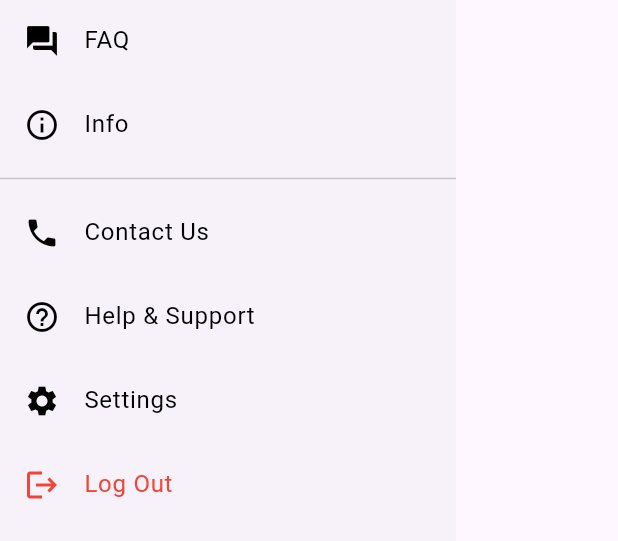
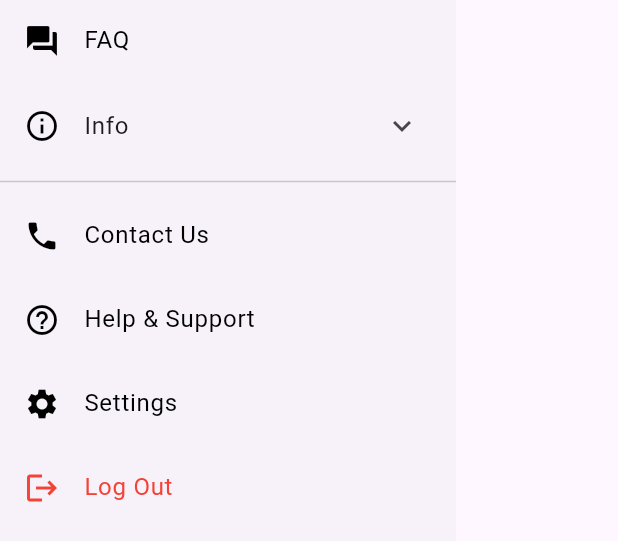
Before and after one commit to Greencreon-LLP-2/Lelam-online-V2, a Flutter app: the AppDrawerWidget widget shown alone on an empty page, opened directly, on a phone screen of 412 x 824 dp. Shown: the part 507-1048 px from the top of the screen. Run offline on Flutter 3.47's test engine with Material 3 defaults, Android fonts, the phone set to English and light mode, and no system bars; our stand-ins replace cached_network_image, go_router.

Commit message:
added info expansion tile expandable

```diff
--- a/lib/feature/home/view/widgets/app_drawer.dart
+++ b/lib/feature/home/view/widgets/app_drawer.dart
@@ -76,15 +76,34 @@ class AppDrawerWidget extends StatelessWidget {
               context.pushNamed(RouteNames.faqPage);
             },
           ),
-          _buildDrawerItem(
-            icon: Icons.info_outlined,
-            title: 'Info',
-            onTap: () {
-              // TODO: Navigate to orders
-              Navigator.pop(context);
-            },
+          ExpansionTile(
+            leading: const Icon(Icons.info_outlined, color: Colors.black),
+            title: const Text('Info'),
+            children: [
+              ListTile(
+                contentPadding: const EdgeInsets.only(left: 72),
+                title: const Text('EULA'),
+                leading: const Icon(
+                  Icons.privacy_tip_outlined,
+                  color: Colors.black,
+                ),
+                onTap: () {
+                  Navigator.pop(context);
+                },
+              ),
+              ListTile(
+                contentPadding: const EdgeInsets.only(left: 72),
+                title: const Text('Privacy Policy'),
+                leading: const Icon(
+                  Icons.privacy_tip_outlined,
+                  color: Colors.black,
+                ),
+                onTap: () {
+                  Navigator.pop(context);
+                },
+              ),
+            ],
           ),
-
           const Divider(),
           _buildDrawerItem(
             icon: Icons.phone,
```
